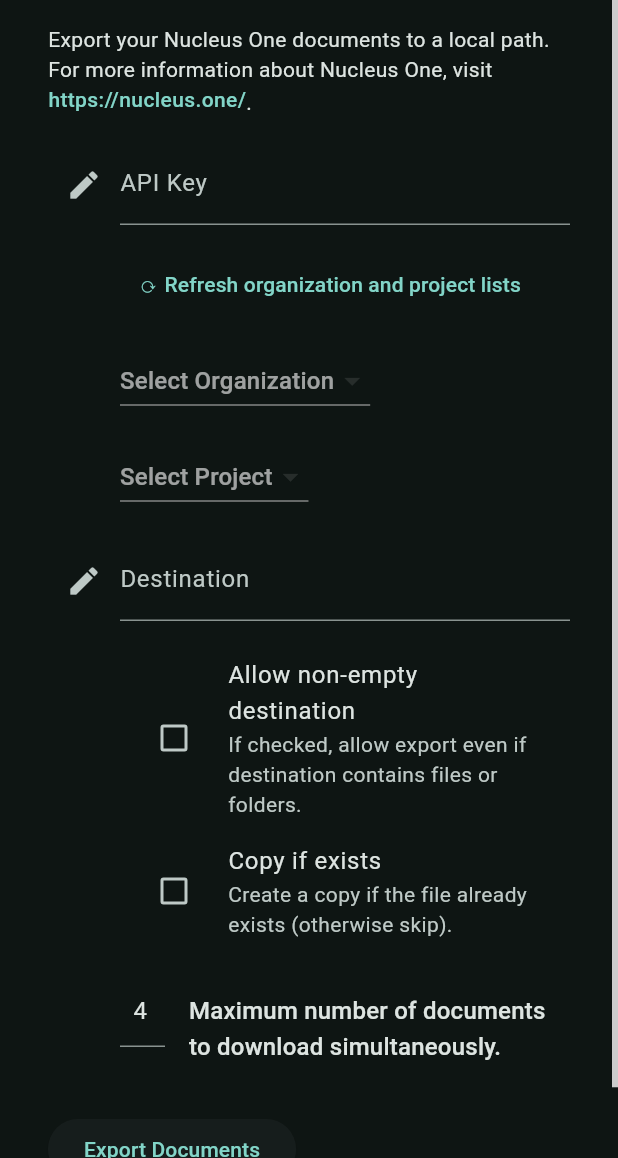
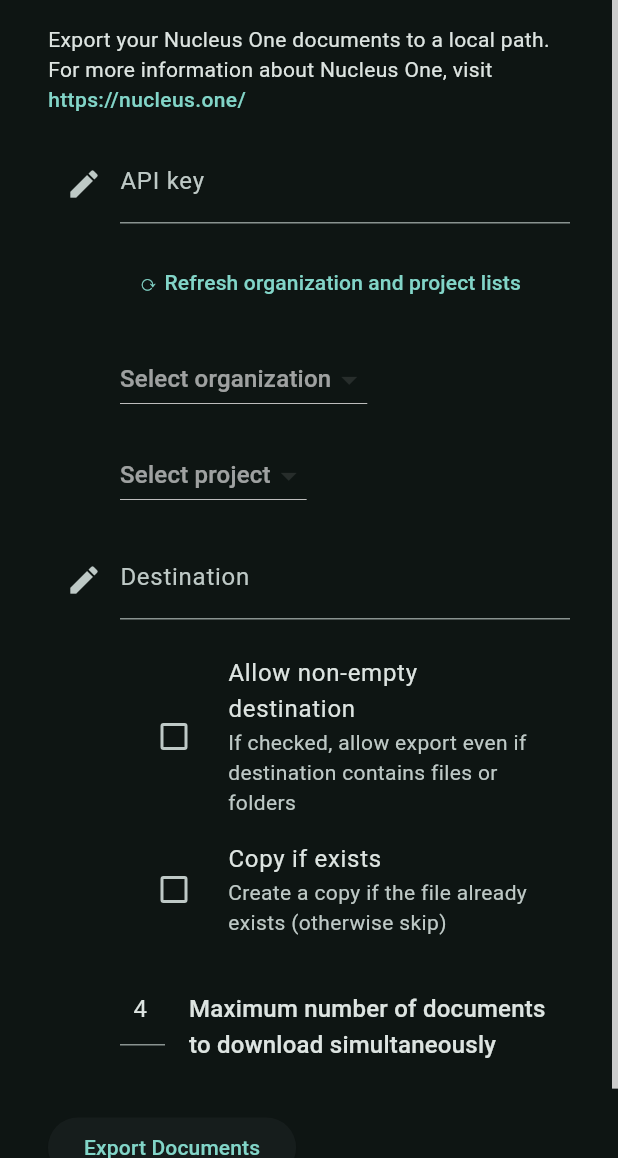
Before and after one commit to AdemeroIncPub/nucleus_one_exporter, a Flutter app: the screen it shows after launch, on a phone screen of 412 x 824 dp, the part 78-1236 px from its top. Run offline on Flutter 3.47's test engine with Material 2 defaults, Android fonts, the phone set to English and light mode, and no system bars; our stand-ins replace args, cli_util, file_picker, flutter_riverpod, fpdart, freezed_annotation and 3 more; missing offline and left inert: nucleus_one_dart_sdk, storagebox; project files that could hold a hidden picture were left out.

Commit message:
feat(gui): material design writing style
- commitlint.config.js
  - reorder scope choices
- lib/gui/export_settings_screen.dart
  - remove most periods and lowercase some label words

```diff
--- a/lib/gui/export_settings_screen.dart
+++ b/lib/gui/export_settings_screen.dart
@@ -115,7 +115,6 @@ class _ExportSettingsScreenState extends ConsumerState<ExportSettingsScreen> {
                   },
                 ),
               ),
-              const TextSpan(text: '.'),
             ],
           ),
         ),
@@ -158,11 +157,11 @@ class _ExportSettingsScreenState extends ConsumerState<ExportSettingsScreen> {
           final apiKey = await showTextInputDialog(
             context,
             contentConstraints: const BoxConstraints(minWidth: 500),
-            title: const Text('Set API Key'),
+            title: const Text('Set API key'),
             text: apiKeyTextFieldController.text,
             helperText:
-                'Generate API keys in your profile in the Nucleus One web app.',
-            hintText: 'Your API Key',
+                'Generate API keys in your profile in the Nucleus One web app',
+            hintText: 'Your API key',
           );
           if (apiKey != null) {
             apiKeyTextFieldController.text = apiKey;
@@ -175,14 +174,14 @@ class _ExportSettingsScreenState extends ConsumerState<ExportSettingsScreen> {
           controller: apiKeyTextFieldController,
           readOnly: true,
           decoration: InputDecoration(
-            labelText: 'API Key',
-            hintText: 'Use the edit button to set your API key.',
+            labelText: 'API key',
+            hintText: 'Use the edit button to set your API key',
             errorText: userOrgsSummary.whenOrNull(
               error: (error, stackTrace) {
                 if (error is n1.HttpException) {
-                  return 'Error connecting to Nucleus One. Please verify your API key is correct.';
+                  return 'Error connecting to Nucleus One. Please verify your API key is correct';
                 }
-                return 'Unknown error connecting to Nucleus One.';
+                return 'Unknown error connecting to Nucleus One';
               },
             ),
           ),
@@ -220,7 +219,7 @@ class _ExportSettingsScreenState extends ConsumerState<ExportSettingsScreen> {
           selectedOrgId,
           items?.map((item) => item.value!),
         ),
-        hint: const Text('Select Organization'),
+        hint: const Text('Select organization'),
         items: items?.toList(),
         onChanged: (value) {
           setState(() {
@@ -251,7 +250,7 @@ class _ExportSettingsScreenState extends ConsumerState<ExportSettingsScreen> {
           selectedProjectId,
           items?.map((item) => item.value!),
         ),
-        hint: const Text('Select Project'),
+        hint: const Text('Select project'),
         items: items?.toList(),
         onChanged: (value) {
           setState(() {
@@ -269,7 +268,7 @@ class _ExportSettingsScreenState extends ConsumerState<ExportSettingsScreen> {
         tooltip: 'Edit',
         onPressed: () async {
           final destination = await FilePicker.platform.getDirectoryPath(
-            dialogTitle: 'Select export destination folder.',
+            dialogTitle: 'Select export destination folder',
             initialDirectory: destinationTextFieldController.text,
             lockParentWindow: true,
           );
@@ -284,7 +283,7 @@ class _ExportSettingsScreenState extends ConsumerState<ExportSettingsScreen> {
           readOnly: true,
           decoration: const InputDecoration(
             labelText: 'Destination',
-            hintText: 'Use the edit button to set your destination path.',
+            hintText: 'Use the edit button to set your destination path',
           ),
         ),
       ),
@@ -298,7 +297,7 @@ class _ExportSettingsScreenState extends ConsumerState<ExportSettingsScreen> {
           CheckboxListTile(
             title: const Text('Allow non-empty destination'),
             subtitle: const Text(
-                'If checked, allow export even if destination contains files or folders.'),
+                'If checked, allow export even if destination contains files or folders'),
             controlAffinity: ListTileControlAffinity.leading,
             value: allowNonEmptyDestination,
             onChanged: (value) {
@@ -310,7 +309,7 @@ class _ExportSettingsScreenState extends ConsumerState<ExportSettingsScreen> {
           CheckboxListTile(
             title: const Text('Copy if exists'),
             subtitle: const Text(
-                'Create a copy if the file already exists (otherwise skip).'),
+                'Create a copy if the file already exists (otherwise skip)'),
             controlAffinity: ListTileControlAffinity.leading,
             value: copyIfExists,
             onChanged: (value) {
@@ -345,7 +344,7 @@ class _ExportSettingsScreenState extends ConsumerState<ExportSettingsScreen> {
           const SizedBox(width: Insets.compSmall),
           Expanded(
             child: Text(
-              'Maximum number of documents to download simultaneously.',
+              'Maximum number of documents to download simultaneously',
               style: Theme.of(context).textTheme.titleMedium,
             ),
           ),
```
Also changed, not shown: 1 other file.
